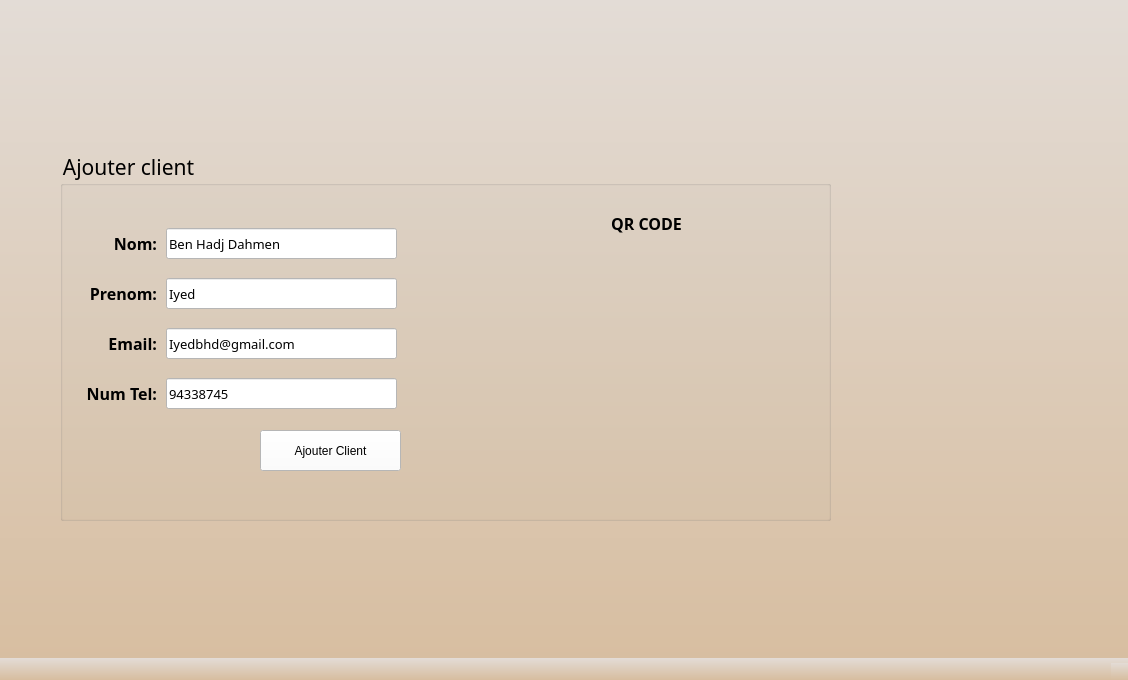
Before: the Qt Designer form mainwindow.ui in maaloulghada/BonApp, drawn with Qt 5.
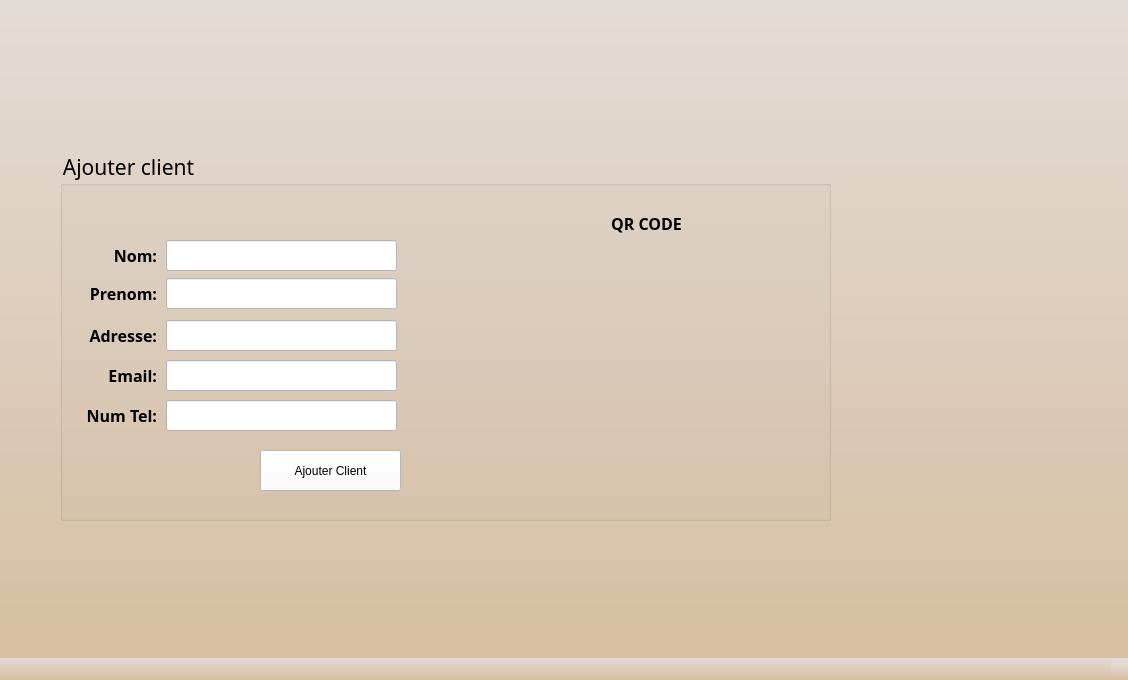
After: the same form once the commit is applied. The open tabs and pages were chosen to show the change. Icons and pictures are not drawn.

```diff
--- a/mainwindow.ui
+++ b/mainwindow.ui
@@ -3253,7 +3253,7 @@
        <property name="geometry">
         <rect>
          <x>16</x>
-         <y>178</y>
+         <y>210</y>
          <width>81</width>
          <height>31</height>
         </rect>
@@ -3280,7 +3280,7 @@
        <property name="geometry">
         <rect>
          <x>106</x>
-         <y>228</y>
+         <y>250</y>
          <width>231</width>
          <height>31</height>
         </rect>
@@ -3295,14 +3295,14 @@
         <string notr="true">background-color:white;</string>
        </property>
        <property name="text">
-        <string>94338745</string>
+        <string/>
        </property>
       </widget>
       <widget class="QLineEdit" name="lineEdit_3">
        <property name="geometry">
         <rect>
          <x>106</x>
-         <y>178</y>
+         <y>210</y>
          <width>231</width>
          <height>31</height>
         </rect>
@@ -3317,14 +3317,14 @@
         <string notr="true">background-color:white;</string>
        </property>
        <property name="text">
-        <string>Iyedbhd@gmail.com</string>
+        <string/>
        </property>
       </widget>
       <widget class="QLabel" name="label_57">
        <property name="geometry">
         <rect>
          <x>16</x>
-         <y>78</y>
+         <y>90</y>
          <width>81</width>
          <height>31</height>
         </rect>
@@ -3351,7 +3351,7 @@
        <property name="geometry">
         <rect>
          <x>106</x>
-         <y>78</y>
+         <y>90</y>
          <width>231</width>
          <height>31</height>
         </rect>
@@ -3366,14 +3366,14 @@
         <string notr="true">background-color:white;</string>
        </property>
        <property name="text">
-        <string>Ben Hadj Dahmen</string>
+        <string/>
        </property>
       </widget>
       <widget class="QLabel" name="label_58">
        <property name="geometry">
         <rect>
          <x>16</x>
-         <y>228</y>
+         <y>250</y>
          <width>81</width>
          <height>31</height>
         </rect>
@@ -3458,14 +3458,14 @@
         <string notr="true">background-color:white;</string>
        </property>
        <property name="text">
-        <string>Iyed</string>
+        <string/>
        </property>
       </widget>
       <widget class="QPushButton" name="pushButton_3">
        <property name="geometry">
         <rect>
          <x>200</x>
-         <y>280</y>
+         <y>300</y>
          <width>141</width>
          <height>41</height>
         </rect>
@@ -3477,6 +3477,55 @@
         <string>Ajouter Client</string>
        </property>
       </widget>
+      <widget class="QLabel" name="label_68">
+       <property name="geometry">
+        <rect>
+         <x>16</x>
+         <y>170</y>
+         <width>81</width>
+         <height>31</height>
+        </rect>
+       </property>
+       <property name="font">
+        <font>
+         <family>Aller</family>
+         <pointsize>12</pointsize>
+         <weight>75</weight>
+         <bold>true</bold>
+        </font>
+       </property>
+       <property name="layoutDirection">
+        <enum>Qt::LeftToRight</enum>
+       </property>
+       <property name="text">
+        <string>Adresse:</string>
+       </property>
+       <property name="alignment">
+        <set>Qt::AlignRight|Qt::AlignTrailing|Qt::AlignVCenter</set>
+       </property>
+      </widget>
+      <widget class="QLineEdit" name="labelClientAdresse">
+       <property name="geometry">
+        <rect>
+         <x>106</x>
+         <y>170</y>
+         <width>231</width>
+         <height>31</height>
+        </rect>
+       </property>
+       <property name="font">
+        <font>
+         <family>Aller</family>
+         <pointsize>10</pointsize>
+        </font>
+       </property>
+       <property name="styleSheet">
+        <string notr="true">background-color:white;</string>
+       </property>
+       <property name="text">
+        <string/>
+       </property>
+      </widget>
      </widget>
      <widget class="QPushButton" name="backbtn_3">
       <property name="geometry">
```
Left out of the diff: 54 changed lines with no effect on the pictures.
